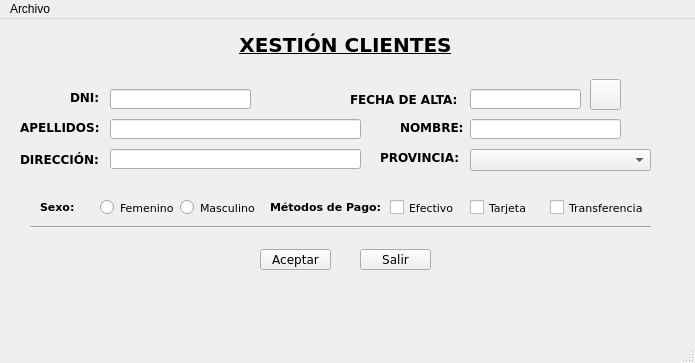
Old version of the form ventana.ui in the repository xMrAvocado/ProyDos.
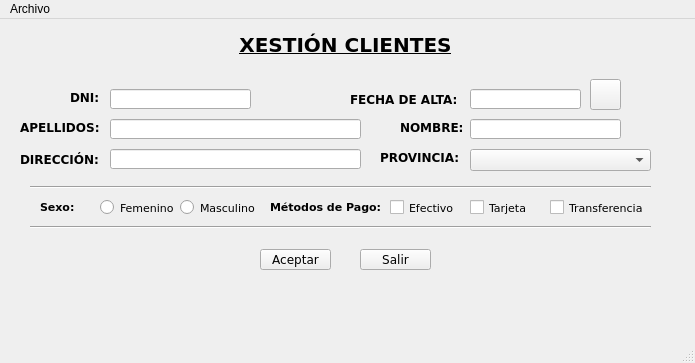
New version of the form. Icons and pictures are not drawn.

What changed in the file:
```diff
--- a/ventana.ui
+++ b/ventana.ui
@@ -512,6 +512,25 @@
      </size>
     </property>
    </widget>
+   <widget class="Line" name="line_3">
+    <property name="geometry">
+     <rect>
+      <x>30</x>
+      <y>160</y>
+      <width>621</width>
+      <height>16</height>
+     </rect>
+    </property>
+    <property name="font">
+     <font>
+      <family>Verdana</family>
+      <pointsize>9</pointsize>
+     </font>
+    </property>
+    <property name="orientation">
+     <enum>Qt::Horizontal</enum>
+    </property>
+   </widget>
   </widget>
   <widget class="QMenuBar" name="menuBar">
    <property name="geometry">
```
